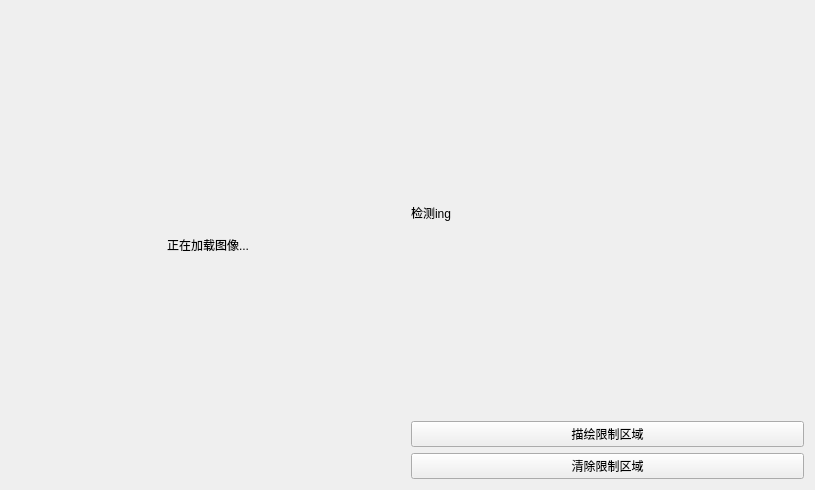
gao-lex/guiYoLoCV, file guiYoLoCV/guiYoLoCV.ui: the form before one commit.
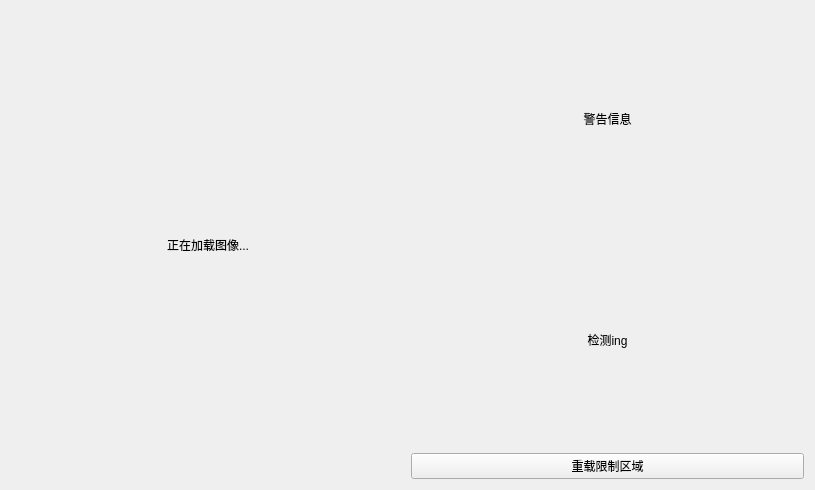
The form after the commit.

The edit to the form file:
```diff
--- a/guiYoLoCV/guiYoLoCV.ui
+++ b/guiYoLoCV/guiYoLoCV.ui
@@ -38,7 +38,23 @@
      </widget>
     </item>
     <item>
-     <layout class="QVBoxLayout" name="verticalLayout_2">
+     <layout class="QVBoxLayout" name="verticalLayout" stretch="0,0,0">
+      <item>
+       <widget class="QLabel" name="WarnLabel">
+        <property name="sizePolicy">
+         <sizepolicy hsizetype="Expanding" vsizetype="Expanding">
+          <horstretch>0</horstretch>
+          <verstretch>0</verstretch>
+         </sizepolicy>
+        </property>
+        <property name="text">
+         <string>警告信息</string>
+        </property>
+        <property name="alignment">
+         <set>Qt::AlignCenter</set>
+        </property>
+       </widget>
+      </item>
       <item>
        <widget class="QLabel" name="infoLabel">
         <property name="sizePolicy">
@@ -50,19 +66,15 @@
         <property name="text">
          <string>检测ing</string>
         </property>
-       </widget>
-      </item>
-      <item>
-       <widget class="QPushButton" name="startRectPushButton">
-        <property name="text">
-         <string>描绘限制区域</string>
+        <property name="alignment">
+         <set>Qt::AlignCenter</set>
         </property>
        </widget>
       </item>
       <item>
-       <widget class="QPushButton" name="clearRectPushButton">
+       <widget class="QPushButton" name="overloadAreaPushButton">
         <property name="text">
-         <string>清除限制区域</string>
+         <string>重载限制区域</string>
         </property>
        </widget>
       </item>
```
